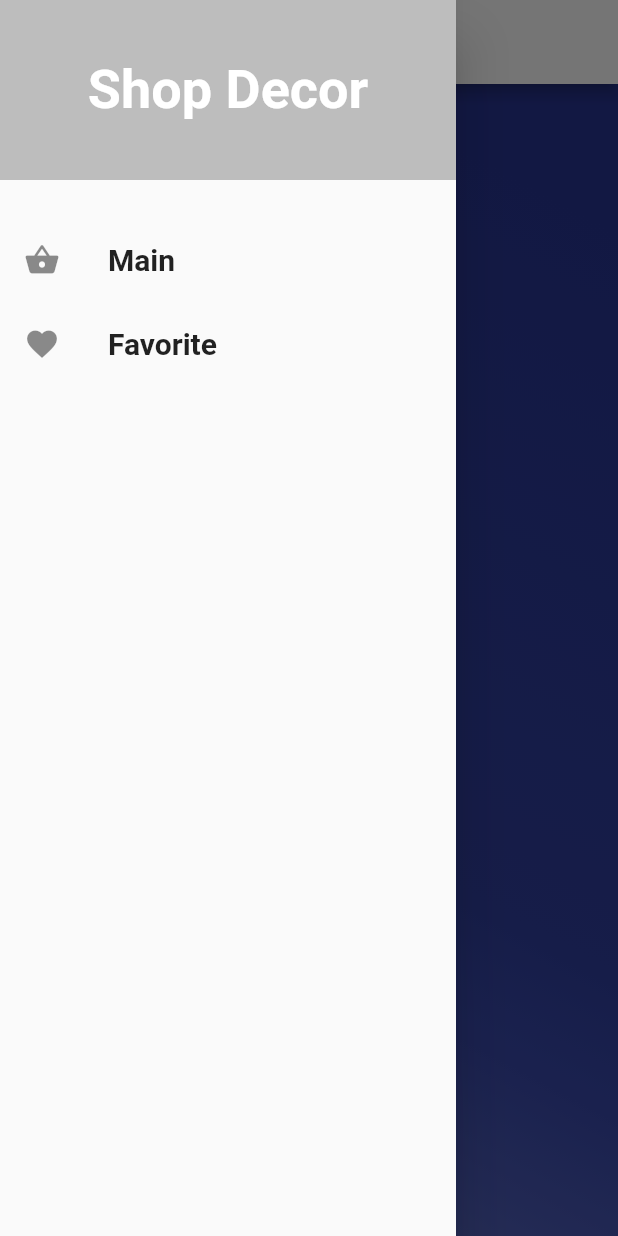
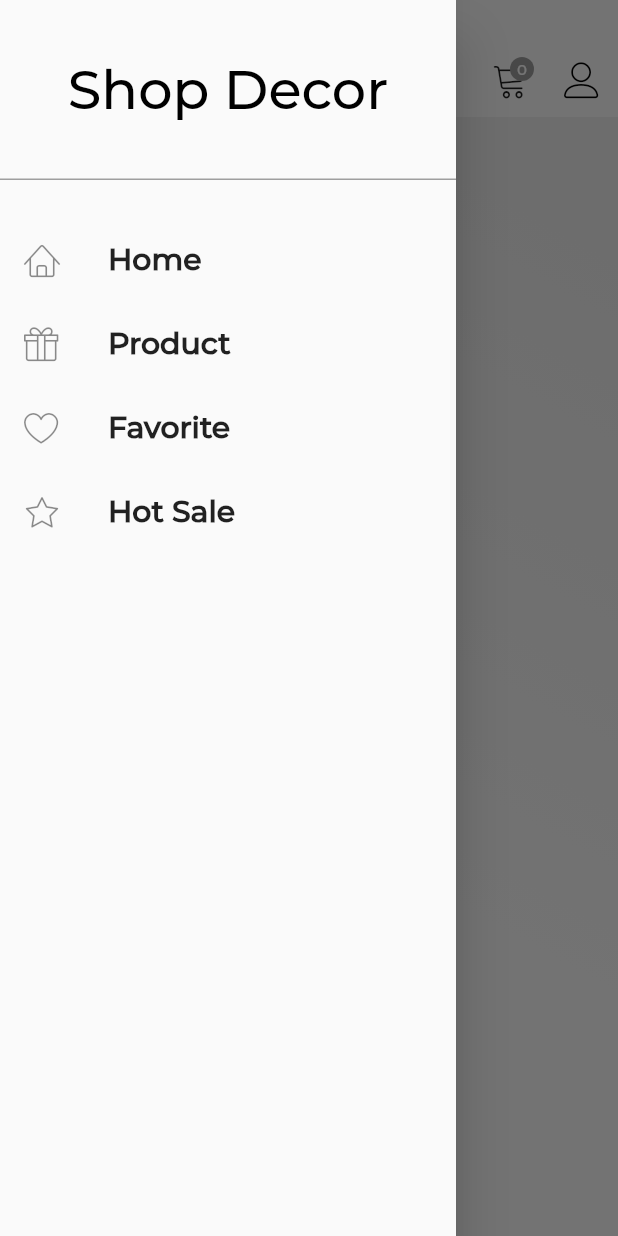
Before and after one commit to pkomoszewski/shopDecor, a Flutter app: the FavoriteScreen screen opened by its route, with the side drawer open, on a phone screen of 412 x 824 dp. Run offline on Flutter 3.47's test engine with Material 2 defaults, Android fonts, the phone set to English and light mode, and no system bars; network calls fail.

Commit message:
new version

```diff
--- /dev/null
+++ b/lib/icons/Custom_Icons.dart
@@ -0,0 +1,23 @@
+import 'package:flutter/material.dart';
+
+class CustomIcons {
+  static const IconData search = IconData(0xe900, fontFamily: "CustomICons");
+  static const IconData menu = IconData(0xe901, fontFamily: "CustomICons");
+  static const IconData back = IconData(0xe902, fontFamily: "CustomICons");
+}
+
+class MyFlutterApp {
+  MyFlutterApp._();
+
+  static const _kFontFam = 'MyFlutterApp';
+  static const IconData home = const IconData(0xe801, fontFamily: _kFontFam);
+  static const IconData heart = const IconData(0xe813, fontFamily: _kFontFam);
+  static const IconData star = const IconData(0xe814, fontFamily: _kFontFam);
+  static const IconData user = const IconData(0xe82a, fontFamily: _kFontFam);
+  static const IconData cart = const IconData(0xe82e, fontFamily: _kFontFam);
+  static const IconData gift = const IconData(0xe844, fontFamily: _kFontFam);
+  static const IconData chevron_left =
+      const IconData(0xe875, fontFamily: _kFontFam);
+  static const IconData chevron_right =
+      const IconData(0xe876, fontFamily: _kFontFam);
+}
--- a/lib/providers/product.dart
+++ b/lib/providers/product.dart
@@ -8,6 +8,8 @@ class Product with ChangeNotifier {
   final String imageUrl;
   final List size;
   bool isfavorite;
+  bool isPromo;
+  final double promoPrice;
 
   Product({
     @required this.id,
@@ -17,10 +19,17 @@ class Product with ChangeNotifier {
     @required this.imageUrl,
     this.size,
     this.isfavorite = false,
+    this.isPromo = false,
+    final this.promoPrice,
   });
 
   void toogleFavorite() {
     isfavorite = !isfavorite;
     notifyListeners();
   }
+
+  void tooglePromo() {
+    isPromo = !isPromo;
+    notifyListeners();
+  }
 }
--- a/lib/providers/products.dart
+++ b/lib/providers/products.dart
@@ -11,7 +11,8 @@ class Products with ChangeNotifier {
         imageUrl:
             'https://cdn.pixabay.com/photo/2016/10/02/22/17/red-t-shirt-1710578_1280.jpg',
         size: ["S", "M", "L", "XXL"],
-    ),
+        isPromo: true,
+        promoPrice: 15.20),
     Product(
       id: 'p2',
       title: 'Trousers',
@@ -29,7 +30,9 @@ class Products with ChangeNotifier {
         price: 19.99,
         imageUrl:
             'https://live.staticflickr.com/4043/4438260868_cc79b3369d_z.jpg',
-        size: []),
+        size: [],
+        isPromo: true,
+        promoPrice: 10.30),
     Product(
         id: 'p4',
         title: 'A Pan',
@@ -38,7 +41,8 @@ class Products with ChangeNotifier {
         imageUrl:
             'https://upload.wikimedia.org/wikipedia/commons/thumb/1/14/Cast-Iron-Pan.jpg/1024px-Cast-Iron-Pan.jpg',
         size: ["small-16", "medium-20", "big-24"],
-    ),
+        isPromo: true,
+        promoPrice: 25.30),
   ];
 
   List<Product> get items {
@@ -47,6 +51,10 @@ class Products with ChangeNotifier {
 
   List<Product> get favoriteItems {
     return _items.where((item) => item.isfavorite).toList();
+  }
+
+  List<Product> get promoItems {
+    return _items.where((item) => item.isPromo).toList();
   }
 
   Product findById(String id) {
--- a/lib/screens/favorite_screen.dart
+++ b/lib/screens/favorite_screen.dart
@@ -3,6 +3,7 @@ import '../widgets/mainDrawer.dart';
 import 'package:provider/provider.dart';
 import '../providers/products.dart';
 import '../widgets/listTileProduct.dart';
+import '../widgets/mainAppBar.dart';
 
 class FavoriteScreen extends StatelessWidget {
   static const routeName = "/favorite";
@@ -15,25 +16,21 @@ class FavoriteScreen extends StatelessWidget {
 
     return Scaffold(
         drawer: MainDrawer(),
-        appBar: AppBar(
-          title: Text("Favorite"),
+        appBar: MainAppbar(
+          height: 200,
         ),
         body: Container(
-            // Add box decoration
             decoration: BoxDecoration(
-              // Box decoration takes a gradient
               gradient: LinearGradient(
-                // Where the linear gradient begins and ends
                 begin: Alignment.topRight,
                 end: Alignment.bottomLeft,
-                // Add one stop for each color. Stops should increase from 0 to 1
-                stops: [0.1, 0.6, 0.7, 0.9],
+                stops: [
+                  0.1,
+                  0.6,
+                ],
                 colors: [
-                  // Colors are easy thanks to Flutter's Colors class.
-                  Colors.indigo[800],
-                  Colors.indigo[700],
-                  Colors.indigo[600],
-                  Colors.indigo[400],
+                  Colors.grey[200],
+                  Colors.grey[50],
                 ],
               ),
             ),
--- a/lib/screens/order_screen.dart
+++ b/lib/screens/order_screen.dart
@@ -25,7 +25,7 @@ class OrderScreen extends StatelessWidget {
                     SizedBox(
                       width: 10,
                     ),
-                    Text('\$${cart.totalAmount.toString()}',
+                    Text('\$${cart.totalAmount.toStringAsFixed(2)}',
                         style: TextStyle(fontSize: 16))
                   ],
                 ),
--- /dev/null
+++ b/lib/widgets/mainAppBar.dart
@@ -0,0 +1,53 @@
+import 'package:flutter/material.dart';
+import '../icons/Custom_Icons.dart';
+import '../screens/order_screen.dart';
+import 'package:provider/provider.dart';
+import '../providers/cart.dart';
+import '../widgets/badge.dart';
+
+class MainAppbar extends StatelessWidget implements PreferredSizeWidget {
+  final double height;
+
+  const MainAppbar({
+    Key key,
+    @required this.height,
+  }) : super(key: key);
+  Widget build(BuildContext context) {
+    return Container(
+      margin: EdgeInsets.only(top: height * 0.15),
+      child: Row(
+        mainAxisAlignment: MainAxisAlignment.spaceBetween,
+        children: <Widget>[
+          IconButton(
+            icon: Icon(CustomIcons.menu, color: Colors.black),
+            onPressed: () {
+              Scaffold.of(context).openDrawer();
+            },
+          ),
+          Row(
+            children: <Widget>[
+              Consumer<Cart>(
+                  builder: (_, cart, ch) => Badge(
+                        child: ch,
+                        value: cart.itemCount.toString(),
+                      ),
+                  child: IconButton(
+                    icon: Icon(MyFlutterApp.cart),
+                    onPressed: () {
+                      Navigator.of(context).pushNamed(OrderScreen.routeName);
+                    },
+                  )),
+              IconButton(
+                icon: Icon(MyFlutterApp.user, color: Colors.black),
+                onPressed: () {},
+              )
+            ],
+          ),
+        ],
+      ),
+    );
+  }
+
+  @override
+  Size get preferredSize => Size.fromHeight(height);
+}
--- a/lib/widgets/mainDrawer.dart
+++ b/lib/widgets/mainDrawer.dart
@@ -1,5 +1,7 @@
 import 'package:flutter/material.dart';
 import '../screens/favorite_screen.dart';
+import '../screens/hot_sale_screen.dart';
+import '../icons/Custom_Icons.dart';
 
 class MainDrawer extends StatelessWidget {
   Widget bulidListTitle(String name, IconData icon, Function tapFunction) {
@@ -19,20 +21,25 @@ class MainDrawer extends StatelessWidget {
       children: <Widget>[
         Container(
             height: 120,
+            decoration: BoxDecoration(
+                border: Border(bottom: BorderSide(color: Colors.grey))),
             width: double.infinity,
-            color: Theme.of(context).primaryColorDark,
             alignment: Alignment.center,
             child: Text("Shop Decor",
                 style: TextStyle(
-                    color: Colors.white,
-                    fontSize: 36,
-                    fontWeight: FontWeight.w700))),
+                  color: Theme.of(context).accentColor,
+                  fontSize: 36,
+                ))),
         SizedBox(height: 25),
-        bulidListTitle("Main", Icons.shopping_basket, () {
+        bulidListTitle("Home", MyFlutterApp.home, () {}),
+        bulidListTitle("Product", MyFlutterApp.gift, () {
           Navigator.of(context).pushReplacementNamed('/');
         }),
-        bulidListTitle("Favorite", Icons.favorite, () {
+        bulidListTitle("Favorite", MyFlutterApp.heart, () {
           Navigator.of(context).pushReplacementNamed(FavoriteScreen.routeName);
+        }),
+        bulidListTitle("Hot Sale", MyFlutterApp.star, () {
+          Navigator.of(context).pushReplacementNamed(HotSaleScreen.routeName);
         })
       ],
     ));
--- a/lib/widgets/productitem.dart
+++ b/lib/widgets/productitem.dart
@@ -3,6 +3,7 @@ import 'package:provider/provider.dart';
 import '../providers/product.dart';
 import '../screens/product_detals_screen.dart';
 import '../providers/cart.dart';
+import '../icons/Custom_Icons.dart';
 
 class ProductItem extends StatelessWidget {
   @override
@@ -57,13 +58,13 @@ class ProductItem extends StatelessWidget {
                         color: product.isfavorite
                             ? Colors.red
                             : Theme.of(context).primaryColorDark,
-                        icon: Icon(Icons.favorite),
+                        icon: Icon(MyFlutterApp.heart),
                         onPressed: () => product.toogleFavorite(),
                       ),
                     ),
                     IconButton(
                       color: Theme.of(context).primaryColorDark,
-                      icon: Icon(Icons.add_shopping_cart),
+                      icon: Icon(MyFlutterApp.cart),
                       onPressed: () {
                         order.addItem(product.id, product.price, product.title);
                       },
```
Also changed, not shown: lib/main.dart (+5 -2 lines), lib/screens/hot_sale_screen.dart (added, +145 -0 lines), lib/screens/tabs_screen.dart (+3 -55 lines), lib/widgets/mainGradientContainer.dart (added, +24 -0 lines), lib/widgets/orderItem.dart (+15 -10 lines), pubspec.yaml (+21 -3 lines), assets/Montserrat-Black.ttf (added), assets/Montserrat-Bold.ttf (added), assets/Montserrat-Medium.ttf (added), assets/MyFlutterApp.ttf (added), assets/customIcons.ttf (added). Lines whose indentation alone changed are shown as unchanged.
